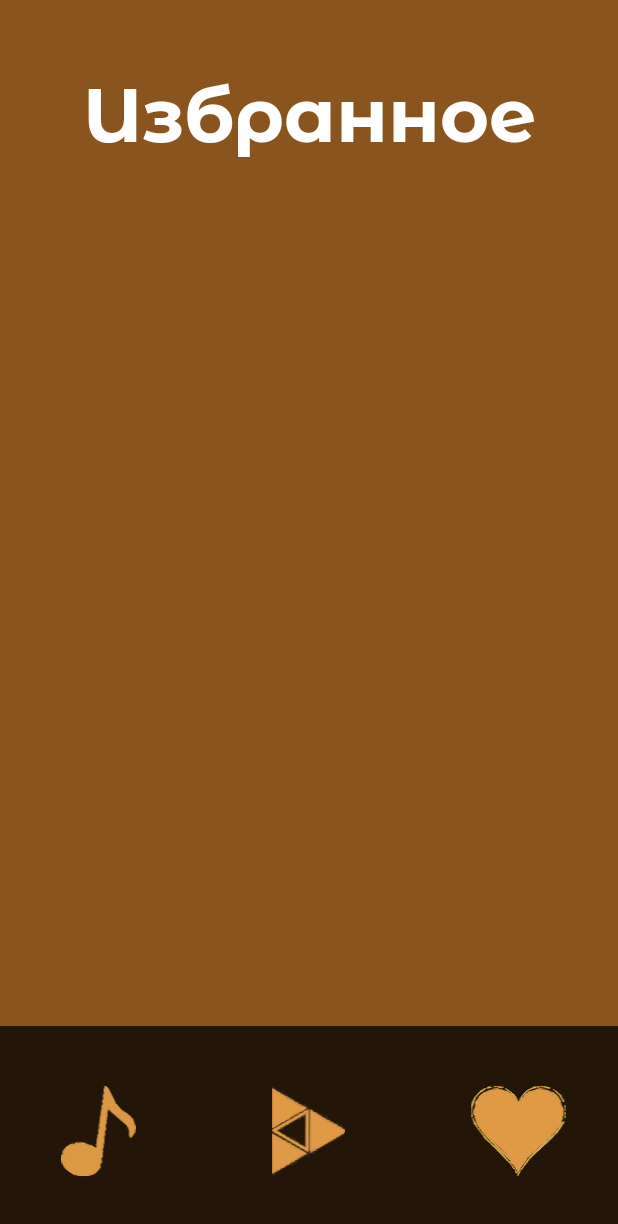
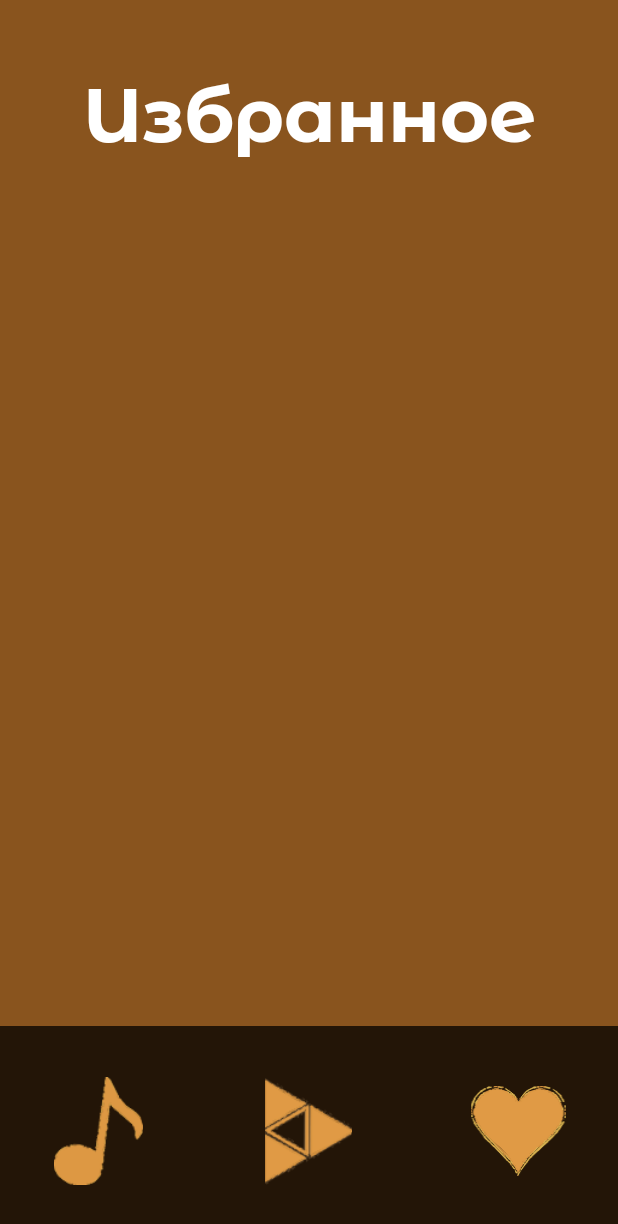
Before and after one commit to MaximLeonov821/Music_Player, an Android app: the screen it shows after launch (MainActivity), after a tap on "Избранное", on a phone screen of 412 x 824 dp. Shown: the top 1224 px of the screen. Run offline under Robolectric (Android 15) with nearby library versions, the phone set to English and light mode, and no system bars; 2 other taps on this screen came first.

Commit message:
Тестовые анимации кнопок

```diff
--- a/app/src/main/java/com/example/futurepast/MainActivity.kt
+++ b/app/src/main/java/com/example/futurepast/MainActivity.kt
@@ -4,10 +4,16 @@ import android.os.Bundle
 import androidx.fragment.app.Fragment
 import androidx.appcompat.app.AppCompatActivity
 import android.content.Intent
+import android.view.View
+import android.view.animation.Animation
+import android.view.animation.AnimationUtils
 import com.example.futurepast.databinding.ActivityMainBinding
 
 class MainActivity : AppCompatActivity() {
     lateinit var binding: ActivityMainBinding
+    private var selectedButton: View? = null
+    private lateinit var scaleUp: Animation
+    private lateinit var scaleDown: Animation
 
     override fun onCreate(savedInstanceState: Bundle?) {
         super.onCreate(savedInstanceState)
@@ -22,6 +28,7 @@ class MainActivity : AppCompatActivity() {
                 overridePendingTransition(R.anim.slide_in_left, R.anim.slide_out_right)
                 finish()
             }
+            selectButton(binding.MainBtn)
         }
 
         binding.MusicBtn.setOnClickListener {
@@ -31,6 +38,26 @@ class MainActivity : AppCompatActivity() {
         binding.HurtOrangeBtn.setOnClickListener {
             replaceFragment(FavouritesFragment(), "FAVOURITES")
         }
+
+        scaleUp = AnimationUtils.loadAnimation(this, R.anim.scale_up)
+        scaleDown = AnimationUtils.loadAnimation(this, R.anim.scale_down)
+
+        binding.MusicBtn.setOnClickListener {
+            replaceFragment(PlayerFragment(), "PLAYER")
+            selectButton(binding.MusicBtn)
+        }
+
+        binding.HurtOrangeBtn.setOnClickListener {
+            replaceFragment(FavouritesFragment(), "FAVOURITES")
+            selectButton(binding.HurtOrangeBtn)
+        }
+
+    }
+
+    private fun selectButton(button: View) {
+        selectedButton?.startAnimation(scaleDown)
+        button.startAnimation(scaleUp)
+        selectedButton = button
     }
 
     fun replaceFragment(fragment: Fragment, tag: String) {
--- /dev/null
+++ b/app/src/main/res/anim/scale_down.xml
@@ -0,0 +1,10 @@
+<?xml version="1.0" encoding="utf-8"?>
+<scale xmlns:android="http://schemas.android.com/apk/res/android"
+    android:fromXScale="1.2"
+    android:toXScale="1.0"
+    android:fromYScale="1.2"
+    android:toYScale="1.0"
+    android:pivotX="50%"
+    android:pivotY="50%"
+    android:duration="200"
+    android:fillAfter="true"/>
--- /dev/null
+++ b/app/src/main/res/anim/scale_up.xml
@@ -0,0 +1,10 @@
+<?xml version="1.0" encoding="utf-8"?>
+<scale xmlns:android="http://schemas.android.com/apk/res/android"
+    android:fromXScale="1.0"
+    android:toXScale="1.2"
+    android:fromYScale="1.0"
+    android:toYScale="1.2"
+    android:pivotX="50%"
+    android:pivotY="50%"
+    android:duration="200"
+    android:fillAfter="true"/>
--- a/app/src/main/res/layout/activity_main.xml
+++ b/app/src/main/res/layout/activity_main.xml
@@ -39,6 +39,7 @@
             android:layout_width="90dp"
             android:layout_height="60dp"
             android:contentDescription="Главная"
+            android:background="@android:color/transparent"
             android:src="@drawable/ic_main"
             tools:ignore="HardcodedText" />
 
@@ -50,6 +51,7 @@
             android:layout_marginHorizontal="50dp"
             android:contentDescription="Музыка"
             android:src="@drawable/ic_music"
+            android:background="@android:color/transparent"
             tools:ignore="HardcodedText" />
 
         <ImageButton
@@ -59,6 +61,7 @@
             android:layout_height="60dp"
             android:contentDescription="Избранное"
             android:src="@drawable/ic_hurt_orange"
+            android:background="@android:color/transparent"
             tools:ignore="HardcodedText" />
     </LinearLayout>
 
```
